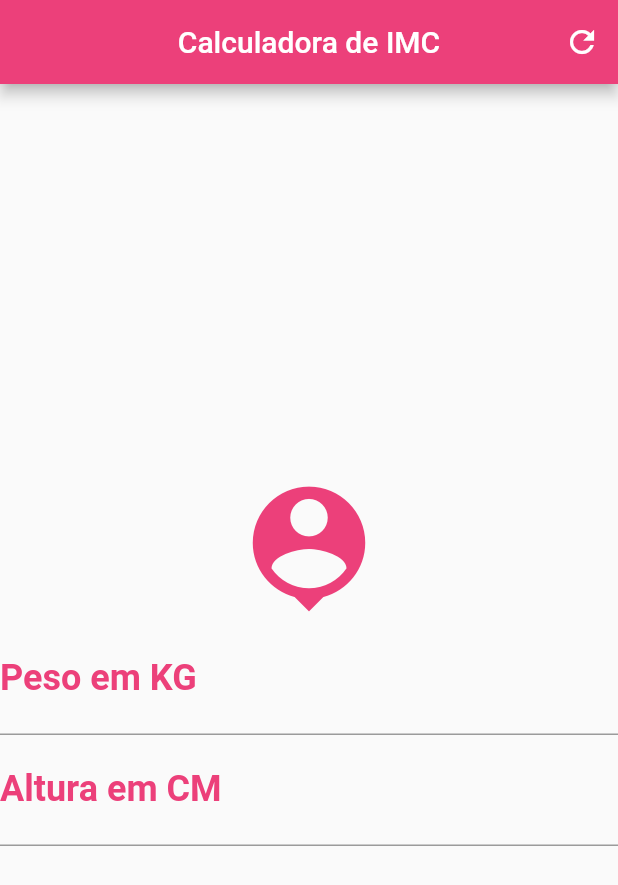
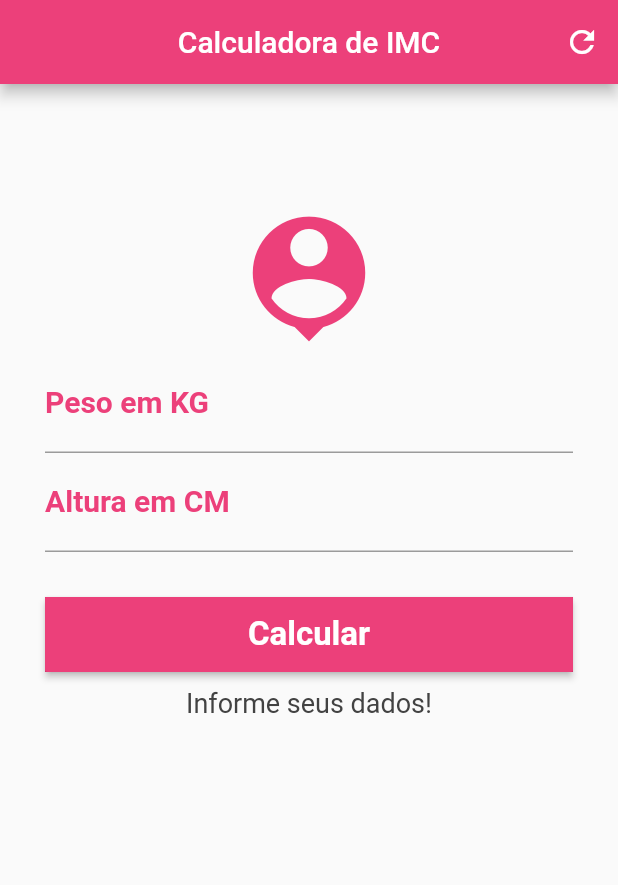
Before and after one commit to rafacoelho4/CalculoIMC, a Flutter app: the screen it shows after launch, on a phone screen of 412 x 824 dp. Shown: the top 885 px of the screen. Run offline on Flutter 3.47's test engine with Material 2 defaults, Android fonts, the phone set to English and light mode, and no system bars.

Commit message:
App finalizado!

```diff
--- a/calculo_imc/lib/main.dart
+++ b/calculo_imc/lib/main.dart
@@ -1,5 +1,3 @@
-import 'dart:html';
-
 import 'package:flutter/material.dart';
 
 void main() {
@@ -14,6 +12,44 @@ class HomePage extends StatefulWidget {
 class _HomePageState extends State<HomePage> {
   var primaryColor = Colors.pink[400];
 
+  TextEditingController weightController = TextEditingController();
+  TextEditingController heightController = TextEditingController();
+
+  GlobalKey<FormState> _formKey = GlobalKey<FormState>();
+
+  String _infoText = "Informe seus dados!";
+
+  void _resetFields () {
+    setState(() {
+      _infoText = "Informe seus dados!";
+      _formKey = GlobalKey<FormState>();
+    });
+    weightController.text = "";
+    heightController.text = "";
+  }
+
+  void _calcular() {
+    setState(() {
+      double weight = double.parse(weightController.text);
+      double height = double.parse(heightController.text) / 100;
+      double imc = weight / (height * height);
+
+      if (imc < 18.6) {
+        _infoText = "Abaixo do peso: ${imc.toStringAsPrecision(3)}";
+      } else if ( imc < 24.9 && imc >= 18.6 ) {
+        _infoText = "Peso Ideal: ${imc.toStringAsPrecision(3)}";
+      } else if ( imc < 29.9 && imc >= 24.9 ) {
+        _infoText = "Levemente acima do peso: ${imc.toStringAsPrecision(3)}";
+      } else if ( imc < 34.9 && imc >= 29.9 ) {
+        _infoText = "Obesidade grau I: ${imc.toStringAsPrecision(3)}";
+      } else if ( imc < 39.9 && imc >= 34.9 ) {
+        _infoText = "Obesidade grau II: ${imc.toStringAsPrecision(3)}";
+      } else if ( imc >= 40.0 ) {
+        _infoText = "Obesidade grau III: ${imc.toStringAsPrecision(3)}";
+      }
+    });
+  }
+
   @override
   Widget build(BuildContext context) {
     return Scaffold(
@@ -24,22 +60,26 @@ class _HomePageState extends State<HomePage> {
           actions: <Widget>[
             IconButton(
               icon: Icon(Icons.refresh),
-              onPressed: () {},
+              onPressed: _resetFields,
             ),
           ],
         ),
-        body: Column(
+        body: SingleChildScrollView(
+          padding: EdgeInsets.all(30),
+            child: Form(
+              key: _formKey,
+              child: Column(
               mainAxisAlignment: MainAxisAlignment.center,
               crossAxisAlignment: CrossAxisAlignment.stretch,
               children: <Widget>[
+                SizedBox(height: 50,),
                 Icon(
                   Icons.person_pin,
                   color: primaryColor,
                   size: 100.0,
                   semanticLabel: 'Person outline icon',
                 ),
-
-            TextField(
+                TextFormField(
                   keyboardType: TextInputType.number,
                   decoration: InputDecoration(
                     labelText: 'Peso em KG',
@@ -50,11 +90,15 @@ class _HomePageState extends State<HomePage> {
                   style: TextStyle(
                       color: primaryColor,
                       fontWeight: FontWeight.bold,
-                fontSize: 24.0
+                      fontSize: 20.0),
+                  controller: weightController,
+                  validator: (value) {
+                    if(value.isEmpty) {
+                      return "Insira seu peso.";
+                    } else return null;
+                  },
                 ),
-            ),
-
-            TextField(
+                TextFormField(
                   keyboardType: TextInputType.number,
                   decoration: InputDecoration(
                     labelText: 'Altura em CM',
@@ -65,10 +109,43 @@ class _HomePageState extends State<HomePage> {
                   style: TextStyle(
                       color: primaryColor,
                       fontWeight: FontWeight.bold,
-                fontSize: 24.0
+                      fontSize: 20.0),
+                  controller: heightController,
+                  validator: (value) {
+                    if(value.isEmpty) {
+                      return "Insira sua altura.";
+                    } else return null;
+                  },
+                ),
+                SizedBox(height: 30,),
+                Container(
+                    height: 50.0,
+                    color: primaryColor,
+                    child: RaisedButton(
+                      onPressed: () {
+                        if(_formKey.currentState.validate()) {
+                          _calcular();
+                        }
+                      },
+                      child: Text(
+                        'Calcular',
+                        style: TextStyle(
+                            fontWeight: FontWeight.bold,
+                            color: Colors.white,
+                            fontSize: 22.0),
+                      ),
+                      color: primaryColor,
+                    )
+                ),
+                SizedBox(height: 10,),
+                Text(
+                  '$_infoText',
+                  textAlign: TextAlign.center,
+                  style: TextStyle(color: Colors.grey[800], fontSize: 18.0),
+                )
+              ],
             ),
           )
-          ],
         )
     );
   }
```
Also changed, not shown: 1 other file. Lines whose indentation alone changed are shown as unchanged.
